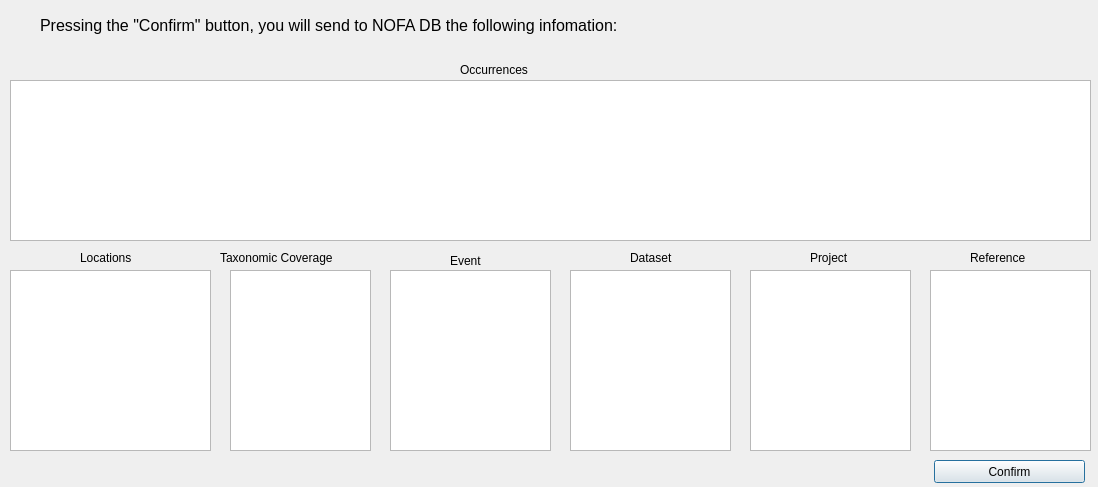
Old version of the form preview_dialog.ui in the repository NINAnor/NOFAInsert.
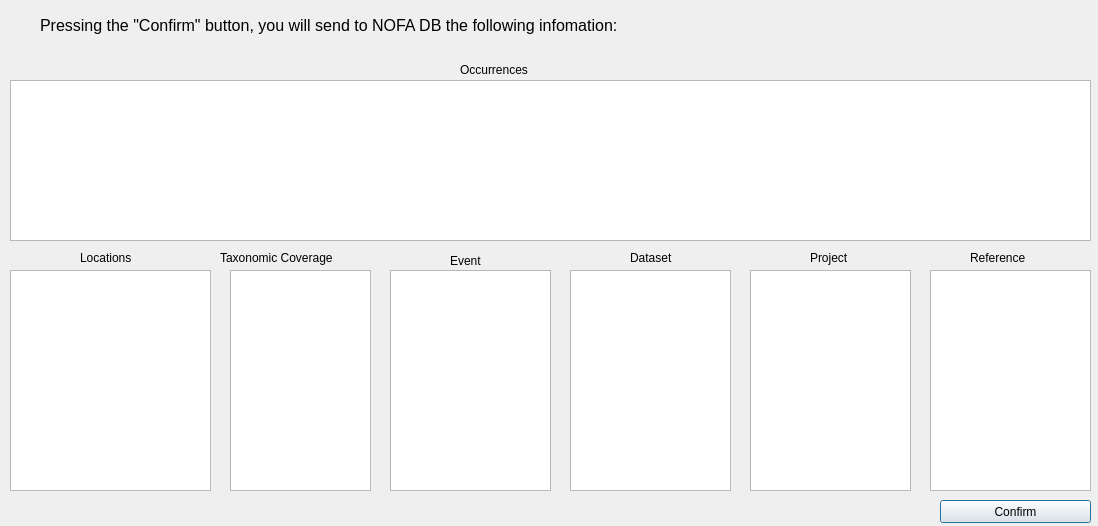
New version of the form.

```diff
--- a/preview_dialog.ui
+++ b/preview_dialog.ui
@@ -7,7 +7,7 @@
     <x>0</x>
     <y>0</y>
     <width>1098</width>
-    <height>487</height>
+    <height>526</height>
    </rect>
   </property>
   <property name="windowTitle">
@@ -19,7 +19,7 @@
      <x>10</x>
      <y>270</y>
      <width>201</width>
-     <height>181</height>
+     <height>221</height>
     </rect>
    </property>
    <property name="font">
@@ -34,7 +34,7 @@
      <x>230</x>
      <y>270</y>
      <width>141</width>
-     <height>181</height>
+     <height>221</height>
     </rect>
    </property>
   </widget>
@@ -44,7 +44,7 @@
      <x>390</x>
      <y>270</y>
      <width>161</width>
-     <height>181</height>
+     <height>221</height>
     </rect>
    </property>
   </widget>
@@ -54,7 +54,7 @@
      <x>570</x>
      <y>270</y>
      <width>161</width>
-     <height>181</height>
+     <height>221</height>
     </rect>
    </property>
   </widget>
@@ -79,8 +79,8 @@
   <widget class="QPushButton" name="pushButton">
    <property name="geometry">
     <rect>
-     <x>934</x>
-     <y>460</y>
+     <x>940</x>
+     <y>500</y>
      <width>151</width>
      <height>23</height>
     </rect>
@@ -160,7 +160,7 @@
      <x>750</x>
      <y>270</y>
      <width>161</width>
-     <height>181</height>
+     <height>221</height>
     </rect>
    </property>
   </widget>
@@ -170,7 +170,7 @@
      <x>930</x>
      <y>270</y>
      <width>161</width>
-     <height>181</height>
+     <height>221</height>
     </rect>
    </property>
   </widget>
```
